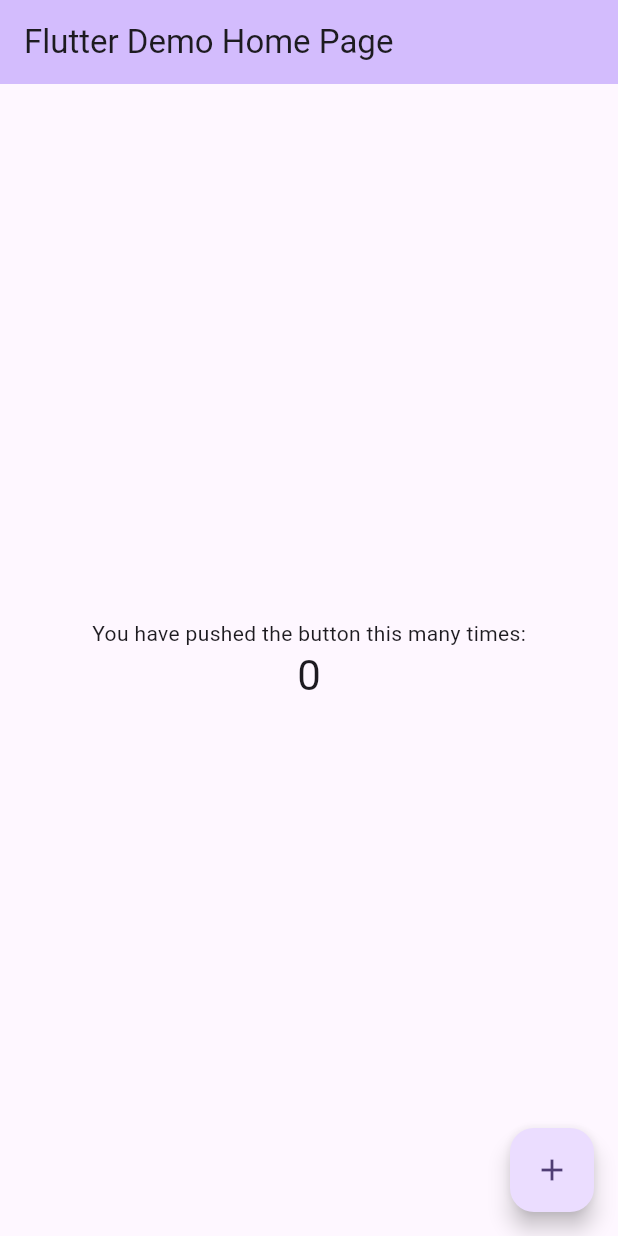
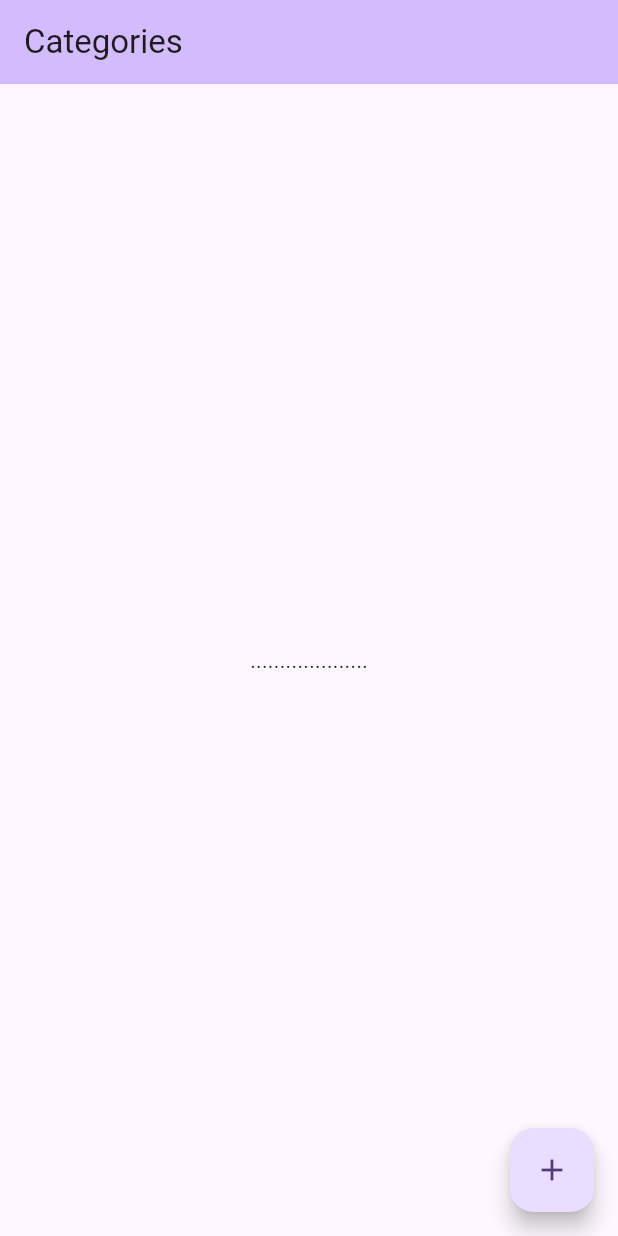
Before and after one commit to zsefvcx/Persistent-Data, a Flutter app: the screen it shows after launch, on a phone screen of 412 x 824 dp. Run offline on Flutter 3.47's test engine with Material 2 defaults, Android fonts, the phone set to English and light mode, and no system bars; our stand-ins replace equatable.

Commit message:
Lesson 21 5%

```diff
--- a/categories_sql_lite/lib/core/categories.dart
+++ b/categories_sql_lite/lib/core/categories.dart
@@ -3,19 +3,41 @@ import 'package:json_annotation/json_annotation.dart';
 
 part 'categories.g.dart';
 
+///Категории по ИД. Ид Это уникально имя или.... Поменяем при необходимости
+class Categories extends Equatable{
+
+  final Map<String, Category> categories;
+
+  static Categories? _instance;
+  ///синглтон - один он в приложении...
+  factory Categories.instance() => _instance ??= Categories._();
+
+  Categories._() : categories = {};
+
+  @override
+  List<Object?> get props => [
+    categories
+  ];
+
+  @override
+  String toString() {
+    return categories.toString();
+  }
+}
+
 ///Одна категория с возможностью сравнения....
 @JsonSerializable()
-class Categories  extends Equatable{
+class Category  extends Equatable{
   @JsonKey(defaultValue: 0, )
-  final int id;
+  final int    id;
   final String category;
   final String description;
   @JsonKey(defaultValue: '')
   final String image;
   @JsonKey(defaultValue: 0)
-  final int group;
+  final int    group;
 
-  const Categories({
+  const Category({
     required this.id,
     required this.category,
     required this.description,
@@ -23,19 +45,19 @@ class Categories  extends Equatable{
     required this.group,
   });
 
-  Categories copyWith({
-    int? id,
+  Category copyWith({
+    int?    id,
     String? category,
     String? description,
     String? image,
-    int? group,
+    int?    group,
   }) =>
-      Categories(
-        id: id ?? this.id,
-        category: category ?? this.category,
+      Category(
+        id:          id          ?? this.id,
+        category:    category    ?? this.category,
         description: description ?? this.description,
-        image: image ?? this.image,
-        group: group ?? this.group,
+        image:       image       ?? this.image,
+        group:       group       ?? this.group,
       );
 
   @override
@@ -49,10 +71,10 @@ class Categories  extends Equatable{
 
   /// Connect the generated [_$StudentFromJson] function to the `fromJson`
   /// factory.
-  factory Categories.fromJson(Map<String, dynamic> json) => _$CategoriesFromJson(json);
+  factory Category.fromJson(Map<String, dynamic> json) => _$CategoryFromJson(json);
 
   /// Connect the generated [_$StudentToJson] function to the `toJson` method.
-  Map<String, dynamic> toJson() => _$CategoriesToJson(this);
+  Map<String, dynamic> toJson() => _$CategoryToJson(this);
 
   @override
   String toString() {
--- /dev/null
+++ b/categories_sql_lite/lib/core/core.dart
@@ -0,0 +1,2 @@
+export 'categories.dart';
+export 'logger.dart';
--- a/categories_sql_lite/lib/core/logger.dart
+++ b/categories_sql_lite/lib/core/logger.dart
@@ -7,7 +7,7 @@ abstract class Logger {
   /// - [level] (optional) is the severity level (a value between 0 and 2000);
   /// - [error] (optional) an error bool associated with this log event
   static print(String message, {
-      String name = '',
+      String name = 'log',
       int level = 0,
       bool error = false,
     }) => dev.log(":${error?'E':'N'}:|$message",
@@ -15,6 +15,4 @@ abstract class Logger {
       name: name,
       level: level,
   );
-
-
 }
--- a/categories_sql_lite/lib/main.dart
+++ b/categories_sql_lite/lib/main.dart
@@ -1,4 +1,6 @@
 import 'package:flutter/material.dart';
+
+import 'core/core.dart';
 
 void main() {
   runApp(const MyApp());
@@ -11,12 +13,12 @@ class MyApp extends StatelessWidget {
   @override
   Widget build(BuildContext context) {
     return MaterialApp(
-      title: 'Flutter Demo',
+      title: 'Categories',
       theme: ThemeData(
         colorScheme: ColorScheme.fromSeed(seedColor: Colors.deepPurple),
         useMaterial3: true,
       ),
-      home: const MyHomePage(title: 'Flutter Demo Home Page'),
+      home: const MyHomePage(title: 'Categories'),
     );
   }
 }
@@ -31,13 +33,6 @@ class MyHomePage extends StatefulWidget {
 }
 
 class _MyHomePageState extends State<MyHomePage> {
-  int _counter = 0;
-
-  void _incrementCounter() {
-    setState(() {
-      _counter++;
-    });
-  }
 
   @override
   Widget build(BuildContext context) {
@@ -46,23 +41,21 @@ class _MyHomePageState extends State<MyHomePage> {
         backgroundColor: Theme.of(context).colorScheme.inversePrimary,
         title: Text(widget.title),
       ),
-      body: Center(
+      body: const Center(
         child: Column(
           mainAxisAlignment: MainAxisAlignment.center,
           children: <Widget>[
-            const Text(
-              'You have pushed the button this many times:',
-            ),
             Text(
-              '$_counter',
-              style: Theme.of(context).textTheme.headlineMedium,
+              '....................',
             ),
           ],
         ),
       ),
       floatingActionButton: FloatingActionButton(
-        onPressed: _incrementCounter,
-        tooltip: 'Increment',
+        onPressed: (){
+          Logger.print('Add a new Category', name: 'log', level: 0, error: false);
+        },
+        tooltip: 'Add a new Category',
         child: const Icon(Icons.add),
       ),
     );
```
Also changed, not shown: categories_sql_lite/lib/core/extension_map.dart (added, +49 -0 lines), categories_sql_lite/lib/core/categories.g.dart.
